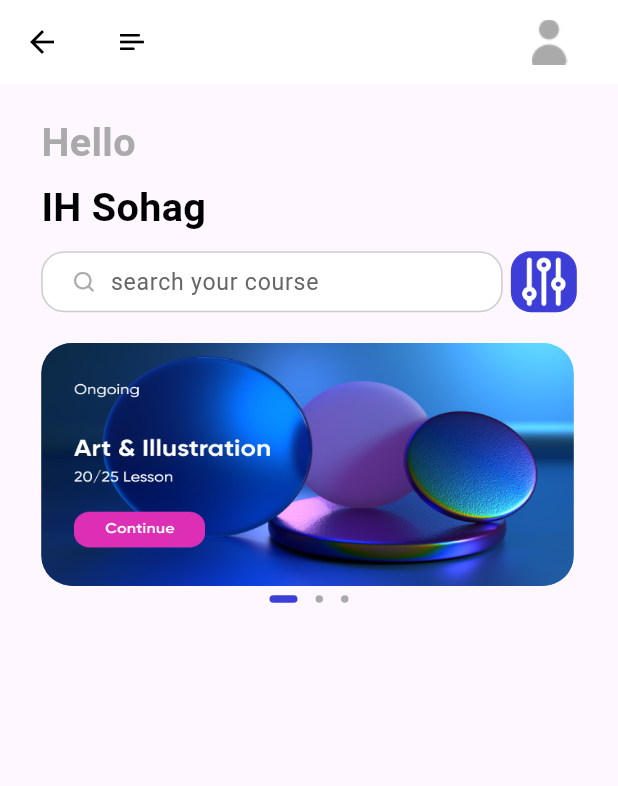
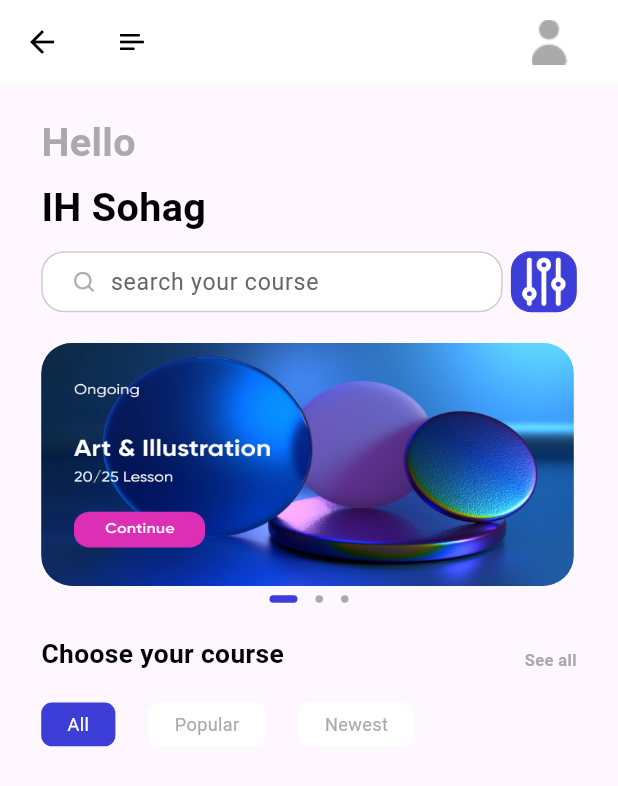
Before and after one commit to Sohag-84/Learning-App, a Flutter app: the HomePage screen opened by its route, on a phone screen of 412 x 824 dp. Shown: the top 786 px of the screen. Run offline on Flutter 3.47's test engine with Material 2 defaults, Android fonts, the phone set to English and light mode, and no system bars; drawn by our look-alikes of dots_indicator; our stand-ins replace cloud_firestore, firebase_auth, firebase_core, flutter_bloc, flutter_screenutil, fluttertoast and 1 more; accounts and stored records are empty; Roboto replaces fonts that are missing (Avenir).

Commit message:
custom menu button

```diff
--- a/lib/pages/home/home_page.dart
+++ b/lib/pages/home/home_page.dart
@@ -33,6 +33,7 @@ class _HomePageState extends State<HomePage> {
                 SizedBox(height: 10.h),
                 searchView(),
                 slidersView(context: context, state: state),
+                menuView(),
               ],
             ),
           );
--- a/lib/pages/home/widget/home_page_widget.dart
+++ b/lib/pages/home/widget/home_page_widget.dart
@@ -187,3 +187,79 @@ Widget _slidersContainer({required String imgPath}) {
     ),
   );
 }
+
+/// menu view
+Widget menuView() {
+  return Column(
+    children: [
+      Container(
+        width: 325.w,
+        margin: EdgeInsets.only(top: 15.h),
+        child: Row(
+          mainAxisAlignment: MainAxisAlignment.spaceBetween,
+          crossAxisAlignment: CrossAxisAlignment.end,
+          children: [
+            _reusableText("Choose your course"),
+            InkWell(
+              onTap: () {},
+              child: _reusableText(
+                "See all",
+                color: AppColors.primaryThirdElementText,
+                fontSize: 10,
+              ),
+            ),
+          ],
+        ),
+      ),
+      Container(
+        padding: EdgeInsets.only(top: 20.h),
+        child: Row(
+          children: [
+            _reusableMenuText("All"),
+            _reusableMenuText("Popular",
+                textColor: AppColors.primaryThirdElementText,
+                bgColor: Colors.white),
+            _reusableMenuText("Newest",
+                textColor: AppColors.primaryThirdElementText,
+                bgColor: Colors.white),
+          ],
+        ),
+      ),
+    ],
+  );
+}
+
+Widget _reusableText(String text,
+    {Color color = AppColors.primaryText,
+    int fontSize = 16,
+    FontWeight fontWeight = FontWeight.bold}) {
+  return Text(
+    text,
+    style: TextStyle(
+      color: color,
+      fontWeight: fontWeight,
+      fontSize: fontSize.sp,
+    ),
+  );
+}
+
+///for menu buttons, reusable text
+Widget _reusableMenuText(String menuText,
+    {Color textColor = AppColors.primaryElementText,
+    Color bgColor = AppColors.primaryElement}) {
+  return Container(
+    margin: EdgeInsets.only(right: 20.w),
+    decoration: BoxDecoration(
+      color: bgColor,
+      borderRadius: BorderRadius.circular(7.r),
+      border: Border.all(color: bgColor),
+    ),
+    padding: EdgeInsets.symmetric(horizontal: 15.w, vertical: 5.h),
+    child: _reusableText(
+      menuText,
+      color: textColor,
+      fontWeight: FontWeight.normal,
+      fontSize: 11,
+    ),
+  );
+}
```
